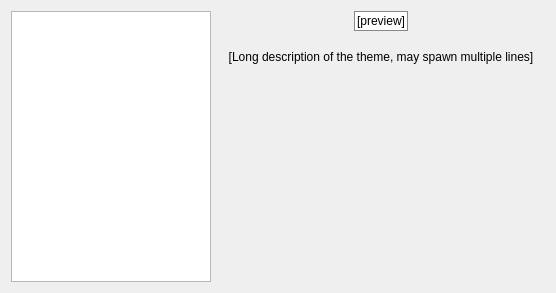
KDE/lightdm, file kcm/themeconfig.ui: the form before one commit.
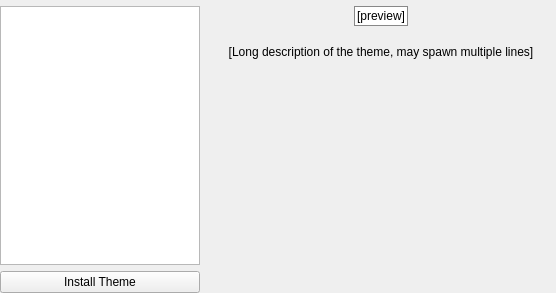
The form after the commit. Custom widgets are drawn as their Qt base class.

Commit message:
Add ability to install themes
Add a button in the UI "install theme"
This uses KAuth to install Plasma Packages to a system install dir

Also ammended ThemesModel to search all paths

What changed in the file:
```diff
--- a/kcm/themeconfig.ui
+++ b/kcm/themeconfig.ui
@@ -13,7 +13,24 @@
   <property name="windowTitle">
    <string>MainWindow</string>
   </property>
-  <layout class="QHBoxLayout" name="horizontalLayout_3">
+  <layout class="QVBoxLayout" name="verticalLayout_3">
+   <property name="margin">
+    <number>0</number>
+   </property>
+   <item>
+    <widget class="KMessageWidget" name="messageWidget">
+     <property name="frameShape">
+      <enum>QFrame::NoFrame</enum>
+     </property>
+     <property name="frameShadow">
+      <enum>QFrame::Raised</enum>
+     </property>
+    </widget>
+   </item>
+   <item>
+    <layout class="QHBoxLayout" name="horizontalLayout_2">
+     <item>
+      <layout class="QVBoxLayout" name="verticalLayout_2">
    <item>
     <widget class="QListView" name="themesList">
      <property name="sizePolicy">
@@ -52,6 +69,15 @@
     </widget>
    </item>
    <item>
+        <widget class="KPushButton" name="installThemeButton">
+         <property name="text">
+          <string>Install Theme</string>
+         </property>
+        </widget>
+       </item>
+      </layout>
+     </item>
+     <item>
     <layout class="QVBoxLayout" name="verticalLayout">
      <item>
       <layout class="QHBoxLayout" name="horizontalLayout">
@@ -168,15 +194,28 @@
     </layout>
    </item>
   </layout>
+   </item>
+  </layout>
  </widget>
  <layoutdefault spacing="6" margin="11"/>
  <customwidgets>
+  <customwidget>
+   <class>KPushButton</class>
+   <extends>QPushButton</extends>
+   <header>kpushbutton.h</header>
+  </customwidget>
   <customwidget>
    <class>ConfigOptions</class>
    <extends>QWidget</extends>
    <header>configoptions.h</header>
    <container>1</container>
   </customwidget>
+  <customwidget>
+   <class>KMessageWidget</class>
+   <extends>QFrame</extends>
+   <header location="global">KMessageWidget</header>
+   <container>1</container>
+  </customwidget>
  </customwidgets>
  <resources/>
  <connections/>
```
Lines whose indentation alone changed are shown as unchanged. The commit also changes 9 other files.
